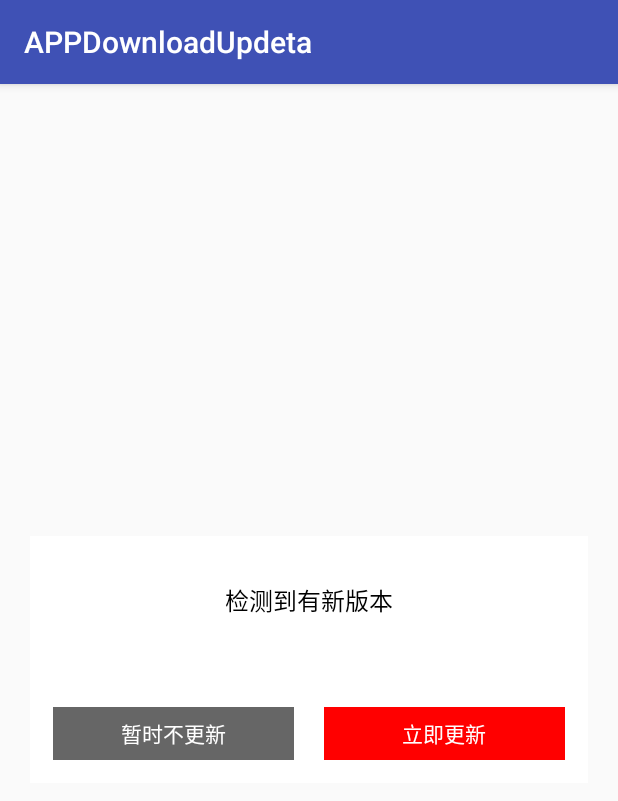
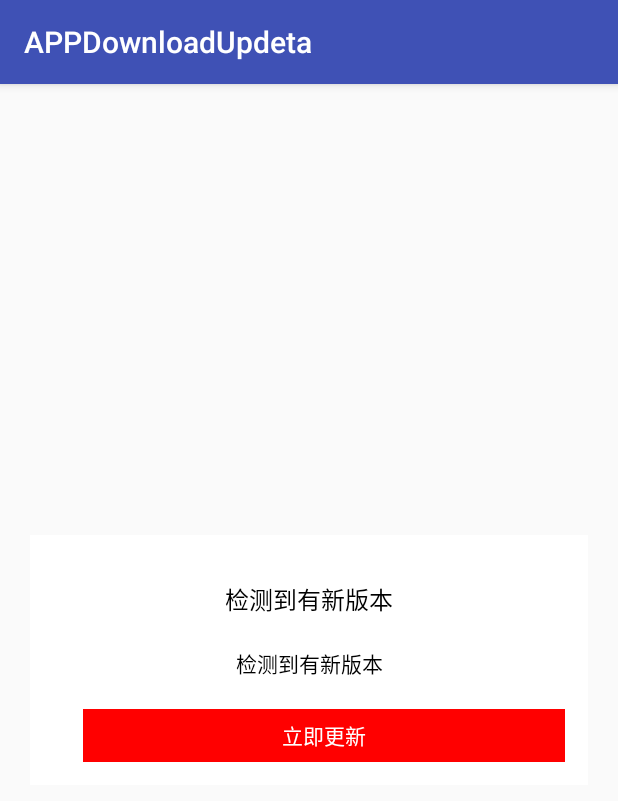
Before and after one commit to zhx3511/AppDownloadUpdeta, an Android app: the fragment DialogUpdetaFragment shown on its own in the app's theme, on a phone screen of 412 x 824 dp. Shown: the top 801 px of the screen. Run offline under Robolectric (Android 15) with nearby library versions, the phone set to English and light mode, and no system bars; 16 statements that could not run were skipped.

Commit message:
开放自定义升级对话框

```diff
--- a/app/src/main/java/com/zhx/appdownloadupdeta/MainActivity.java
+++ b/app/src/main/java/com/zhx/appdownloadupdeta/MainActivity.java
@@ -1,21 +1,23 @@
 package com.zhx.appdownloadupdeta;
 
+import android.os.Bundle;
 import android.support.v7.app.AppCompatActivity;
-import android.os.Bundle;
 
 import com.zhx.lib_updeta_app.config.UpdateApp;
 
 public class MainActivity extends AppCompatActivity {
+
 
     @Override
     protected void onCreate(Bundle savedInstanceState) {
         super.onCreate(savedInstanceState);
         setContentView(R.layout.activity_main);
 
-
         UpdateApp c = new UpdateApp.VersionInfo(this)
                 .setUrl("http://gdown.baidu.com/data/wisegame/f170a8c78bcf9aac/QQ_818.apk")
                 .setNewVersion("1.1.0")
+                .setForceUpdeta(true)
+//                .setDialogView(view)
                 .build();
 
     }
--- /dev/null
+++ b/lib_updeta_app/src/main/java/com/zhx/lib_updeta_app/base/BaseDialogFragment.java
@@ -0,0 +1,43 @@
+package com.zhx.lib_updeta_app.base;
+
+import android.app.DialogFragment;
+import android.os.Bundle;
+import android.support.annotation.Nullable;
+import android.view.View;
+import android.view.WindowManager;
+
+import com.zhx.lib_updeta_app.R;
+import com.zhx.lib_updeta_app.config.UpdateApp;
+import com.zhx.lib_updeta_app.utils.CommitUtils;
+
+/**
+ * Created by zhx on 2018/5/10.
+ */
+
+public abstract class BaseDialogFragment extends DialogFragment {
+
+
+    protected static UpdateApp.VersionInfo mVersionInfo;
+
+
+    @Override
+    public void onCreate(@Nullable Bundle savedInstanceState) {
+        super.onCreate(savedInstanceState);
+        //如果setCancelable()中参数为true，若点击dialog覆盖不到的activity的空白或者按返回键，则进行cancel，状态检测依次onCancel()和onDismiss()。如参数为false，则按空白处或返回键无反应。缺省为true
+        setCancelable(false);
+        //可以设置dialog的显示风格，如style为STYLE_NO_TITLE，将被显示title。遗憾的是，我没有在DialogFragment中找到设置title内容的方法。theme为0，表示由系统选择合适的theme。
+        int style = DialogFragment.STYLE_NO_TITLE, theme = 0;
+        setStyle(style, theme);
+    }
+
+    @Override
+    public void onActivityCreated(Bundle savedInstanceState) {
+        super.onActivityCreated(savedInstanceState);
+        WindowManager.LayoutParams attributes = getDialog().getWindow().getAttributes();
+        attributes.width = CommitUtils.getWidth(getActivity());
+        attributes.height = WindowManager.LayoutParams.MATCH_PARENT;
+        getDialog().getWindow().setAttributes(attributes);
+        getDialog().getWindow().setBackgroundDrawableResource(R.drawable.shape_rectangle_black_2d2d2d_bg);
+    }
+
+}
--- a/lib_updeta_app/src/main/java/com/zhx/lib_updeta_app/broadcast/DownloadBroadcastManager.java
+++ b/lib_updeta_app/src/main/java/com/zhx/lib_updeta_app/broadcast/DownloadBroadcastManager.java
@@ -79,7 +79,8 @@ public class DownloadBroadcastManager extends BroadcastReceiver {
                 NotificationUtils.getNotificationManager(mContext).notify(0, NotificationUtils.getNotificationBuilder(mContext).build());// 把通知发布出去
             }
         }
-
+        //关闭回收广播，静态类变量
+        UpdateApp.clear();
     }
 
 
--- a/lib_updeta_app/src/main/java/com/zhx/lib_updeta_app/service/DownloadService.java
+++ b/lib_updeta_app/src/main/java/com/zhx/lib_updeta_app/service/DownloadService.java
@@ -126,5 +126,6 @@ public class DownloadService extends IntentService {
     public void onDestroy() {
         super.onDestroy();
 
+
     }
 }
--- a/lib_updeta_app/src/main/res/layout/fragment_dialog_updeta.xml
+++ b/lib_updeta_app/src/main/res/layout/fragment_dialog_updeta.xml
@@ -1,5 +1,6 @@
 <?xml version="1.0" encoding="utf-8"?>
 <LinearLayout xmlns:android="http://schemas.android.com/apk/res/android"
+    android:id="@+id/layout_view"
     android:layout_width="match_parent"
     android:layout_height="match_parent"
     android:gravity="center"
--- a/lib_updeta_app/src/main/res/layout/s.xml
+++ /dev/null
@@ -1,6 +0,0 @@
-<?xml version="1.0" encoding="utf-8"?>
-<android.support.constraint.ConstraintLayout xmlns:android="http://schemas.android.com/apk/res/android"
-    android:layout_width="match_parent"
-    android:layout_height="match_parent">
-
-</android.support.constraint.ConstraintLayout>
```
Also changed, not shown: lib_updeta_app/src/main/java/com/zhx/lib_updeta_app/DialogUpdetaFragment.java (+23 -8 lines), lib_updeta_app/src/main/java/com/zhx/lib_updeta_app/base/IDialogUpdata.java (added, +11 -0 lines), lib_updeta_app/src/main/java/com/zhx/lib_updeta_app/config/UpdateApp.java (+47 -3 lines), build.gradle (line endings or trailing spaces).
